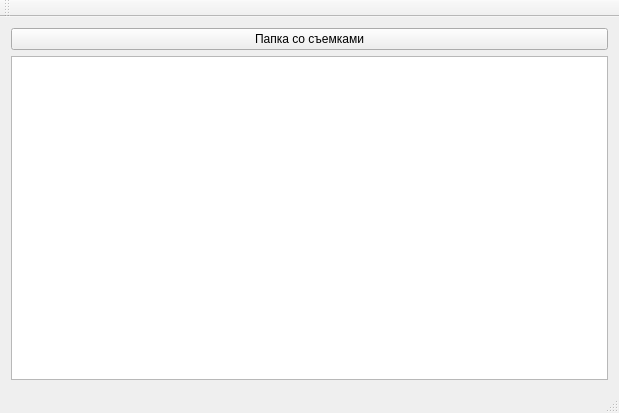
First picture: the form in mainwindow.ui, repository Hlebnikov/fileCounter, before the edit.
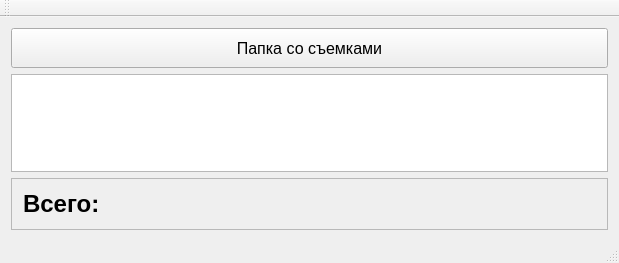
Second picture: the form after the edit.

Patch:
```diff
--- a/mainwindow.ui
+++ b/mainwindow.ui
@@ -7,7 +7,7 @@
     <x>0</x>
     <y>0</y>
     <width>619</width>
-    <height>413</height>
+    <height>263</height>
    </rect>
   </property>
   <property name="windowTitle">
@@ -17,6 +17,19 @@
    <layout class="QVBoxLayout" name="verticalLayout">
     <item>
      <widget class="QPushButton" name="pushButton">
+      <property name="minimumSize">
+       <size>
+        <width>0</width>
+        <height>40</height>
+       </size>
+      </property>
+      <property name="font">
+       <font>
+        <pointsize>12</pointsize>
+        <weight>50</weight>
+        <bold>false</bold>
+       </font>
+      </property>
       <property name="text">
        <string>Папка со съемками</string>
       </property>
@@ -25,6 +38,46 @@
     <item>
      <widget class="QTableWidget" name="tableWidget"/>
     </item>
+    <item>
+     <widget class="QFrame" name="frame">
+      <property name="frameShape">
+       <enum>QFrame::StyledPanel</enum>
+      </property>
+      <property name="frameShadow">
+       <enum>QFrame::Raised</enum>
+      </property>
+      <layout class="QHBoxLayout" name="horizontalLayout">
+       <item>
+        <widget class="QLabel" name="label_2">
+         <property name="font">
+          <font>
+           <pointsize>18</pointsize>
+           <weight>75</weight>
+           <bold>true</bold>
+          </font>
+         </property>
+         <property name="text">
+          <string>Всего:</string>
+         </property>
+        </widget>
+       </item>
+       <item>
+        <widget class="QLabel" name="label">
+         <property name="font">
+          <font>
+           <pointsize>18</pointsize>
+           <weight>75</weight>
+           <bold>true</bold>
+          </font>
+         </property>
+         <property name="text">
+          <string/>
+         </property>
+        </widget>
+       </item>
+      </layout>
+     </widget>
+    </item>
    </layout>
   </widget>
   <widget class="QMenuBar" name="menuBar">
```
